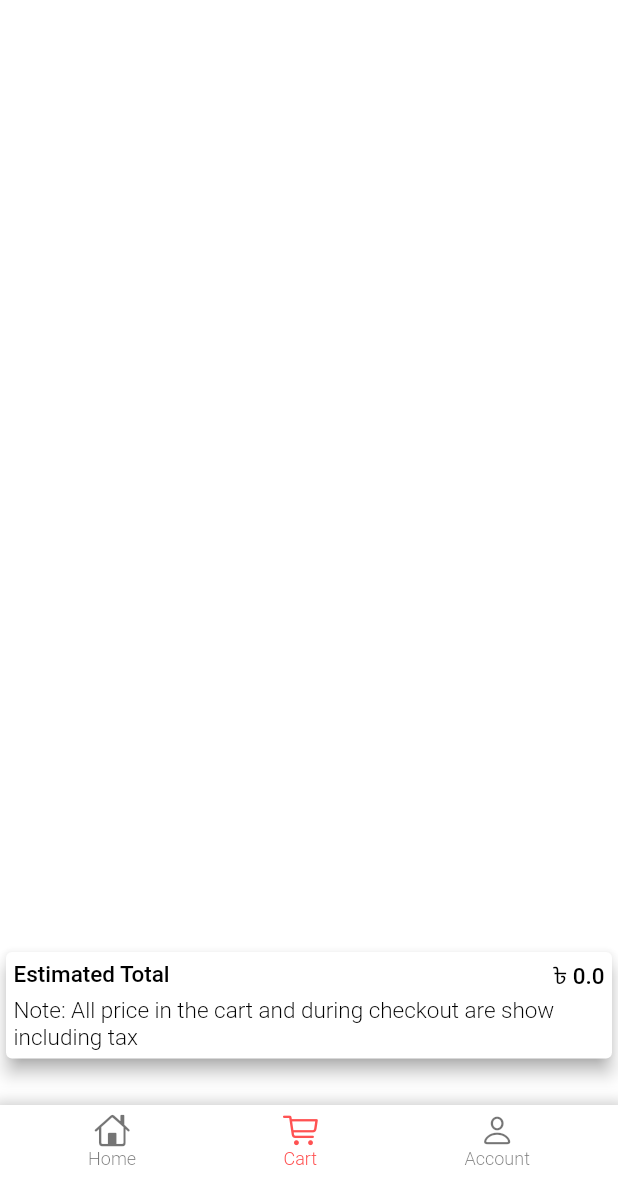
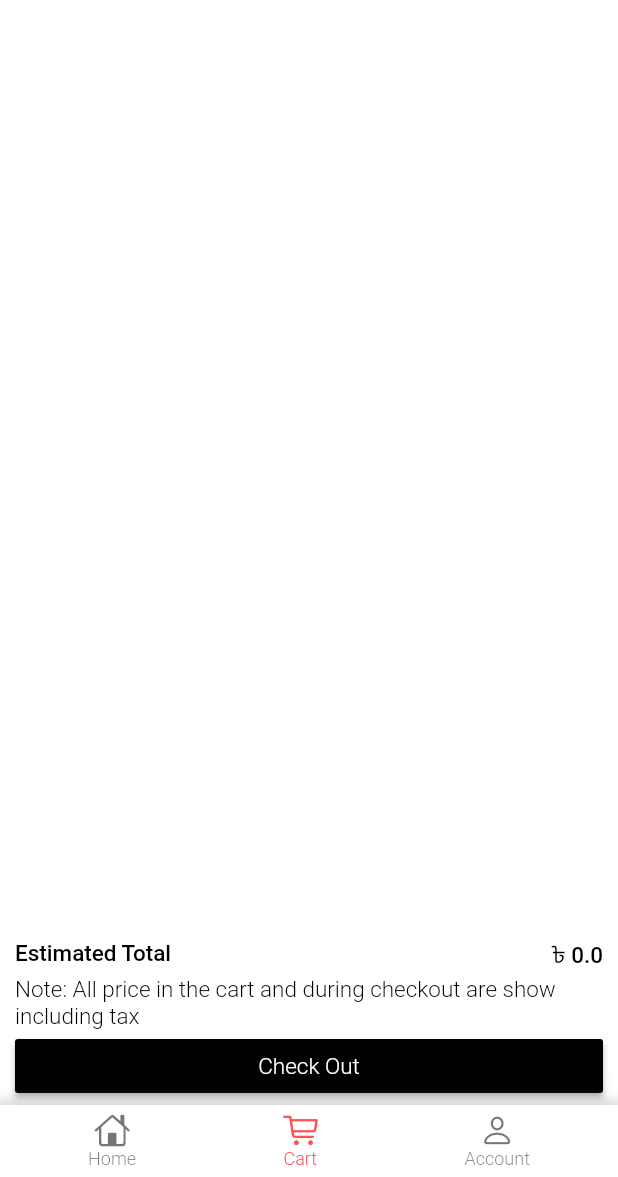
Before and after one commit to nahidmk/designers_hub_mobile_app, a Flutter app: the screen it shows after launch, item 2 of the bottom bar chosen, on a phone screen of 412 x 824 dp, the part 59-1236 px from its top. Run offline on Flutter 3.47's test engine with Material 2 defaults, Android fonts, the phone set to English and light mode, and no system bars; our stand-ins replace firebase_messaging, flutter_svg, fluttertoast, get_it, shared_preferences; missing offline and left inert: back_button_interceptor, no_context_navigation; accounts and stored records are empty; network calls fail.

Commit message:
cart screen

```diff
--- a/lib/Provider/order_provider.dart
+++ b/lib/Provider/order_provider.dart
@@ -208,25 +208,25 @@ class OrderProvider extends ChangeNotifier {
 
   }
 
-  Future<bool> placeOrder(DeliveryAddress selectedDeliveryAddress) async {
+  Future placeOrder(DeliveryAddress selectedDeliveryAddress) async {
     try{
       loadingOrder = true;
       final response = await orderService.placeOrder(selectedDeliveryAddress);
       if(response.statusCode == 201){
-
         print('successful order - >${response.body}');
+        order = Order.fromJson(json.decode(response.body));
       }else{
         loadingOrder = false;
         print('order place response error --> ${json.decode(response.body)}');
-        return false;
+        return;
       }
       loadingOrder = false;
-      return true;
+      return;
 
     }catch(error){
       loadingOrder = false;
       print('place order error ---> $error');
-      return false;
+      return;
     }
   }
 
--- a/lib/Screen/cart_screen.dart
+++ b/lib/Screen/cart_screen.dart
@@ -46,12 +46,12 @@ class _CartScreenState extends State<CartScreen> {
           )
       ],),
       body: Container(
-        child: CartView(),
+        child: CartView(true),
       ),
     ):Scaffold(
       backgroundColor: CupertinoColors.white,
       body: Container(
-        child: CartView()
+        child: CartView(false)
       ),
     );
 
--- a/lib/Screen/checkout_screen.dart
+++ b/lib/Screen/checkout_screen.dart
@@ -227,7 +227,8 @@ class _CheckoutScreenState extends State<CheckoutScreen> {
                   }
                   orderProvider.placeOrder(
                       deliveryAddressProvider.selectedDeliveryAddress);
-                }, "Place Order", context),
+                  print('Order id -------> ${orderProvider.order.id}');
+                      }, "Place Order", context),
               )
 
             ],
--- a/lib/helper/constants.dart
+++ b/lib/helper/constants.dart
@@ -27,7 +27,7 @@ final UPDATE_PROFILE_URL = GET_PROFILE_URL;
 final CART_UPDATE = "$SECURED_API_URL/orders/customer/cart/update";
 final PLACE_ORDER = "$SECURED_API_URL/orders/customer/create";
 final GET_ALL_ORDER = "$SECURED_API_URL/orders";
-final GET_ORDER_BY_ID = "$SECURED_API_URL/orders/";
+final GET_ORDER_BY_ID = "$SECURED_API_URL/orders/customer/id";
 
 
 //address
--- a/lib/widget/cart_details/cart_view.dart
+++ b/lib/widget/cart_details/cart_view.dart
@@ -12,7 +12,9 @@ import 'package:provider/provider.dart';
 
 class CartView extends StatefulWidget {
 
+ bool fromProductDetails;
 
+ CartView(this.fromProductDetails);
 
   @override
   _CartViewState createState() => _CartViewState();
@@ -47,11 +49,25 @@ class _CartViewState extends State<CartView> {
               ],
           ),
             ),
-            Card(
-              elevation: 5,
+
+
+
+        ]
+        ),
+      ),
+
+        widget.fromProductDetails?
+        Positioned(
+          bottom: 0,
           child: Container(
-                padding: EdgeInsets.all(5),
-
+              padding: EdgeInsets.only(top: 5,left: 10,right: 10),
+              decoration: BoxDecoration(
+                color: Colors.white,),
+              width: MediaQuery.of(context).size.width,
+              child:Column(
+                crossAxisAlignment: CrossAxisAlignment.stretch,
+                children: [
+                  Container(
                       width: MediaQuery.of(context).size.width,
                       child:Column(
                           crossAxisAlignment: CrossAxisAlignment.stretch,
@@ -68,23 +84,42 @@ class _CartViewState extends State<CartView> {
                           ]
                       )
                   ),
+
+                  secondaryButton((){
+                    Navigator.push(context, MaterialPageRoute(builder: (_)=>CheckoutScreen(cartDesignProvider.cart.cartDetailsList)));
+                  }, "Check Out", context)
+                ],
+              )
           ),
-
-
-        ]
-        ),
-      ),
-
-        Positioned(
-          bottom: 0,
+        )
+        :Positioned(
+          bottom: 50,
           child: Container(
-              padding: EdgeInsets.symmetric(horizontal: 10, vertical: 0),
+              padding: EdgeInsets.only(top: 5,left: 10,right: 10),
               decoration: BoxDecoration(
                 color: Colors.white,),
               width: MediaQuery.of(context).size.width,
               child:Column(
                 crossAxisAlignment: CrossAxisAlignment.stretch,
                 children: [
+                   Container(
+                        width: MediaQuery.of(context).size.width,
+                        child:Column(
+                            crossAxisAlignment: CrossAxisAlignment.stretch,
+                            children: [
+                              Row(
+                                mainAxisAlignment: MainAxisAlignment.spaceBetween,
+                                children: [
+                                  Text("Estimated Total",style: Theme.of(context).textTheme.headline4,),
+                                  Text("$CURRENCY ${_cart.totalPrice}",style: Theme.of(context).textTheme.headline4,)
+                                ],
+                              ),
+                              SizedBox(height: 5,),
+                              Text("Note: All price in the cart and during checkout are show including tax",style: Theme.of(context).textTheme.bodyText1 ),
+                            ]
+                        )
+                    ),
+
                   secondaryButton((){
                     Navigator.push(context, MaterialPageRoute(builder: (_)=>CheckoutScreen(cartDesignProvider.cart.cartDetailsList)));
                   }, "Check Out", context)
--- a/lib/widget/signin_signup_form/signup_form.dart
+++ b/lib/widget/signin_signup_form/signup_form.dart
@@ -274,14 +274,15 @@ class _SignUpFormState extends State<SignUpForm> {
                                   });
                                 },
                               ),
+                              Text(
+                                "Please agree with terms and conditions",
+                                style:
+                                TextStyle(color: CupertinoColors.activeOrange, fontSize: 12),
+                              ),
+                            ],
 
-                            ],
                           ),
-                         Text(
-                           "Please agree with terms and conditions",
-                           style:
-                           TextStyle(color: CupertinoColors.activeOrange, fontSize: 12),
-                         ),
+
                         ],
                       ),
                     ),
```
Lines whose indentation alone changed are shown as unchanged.
